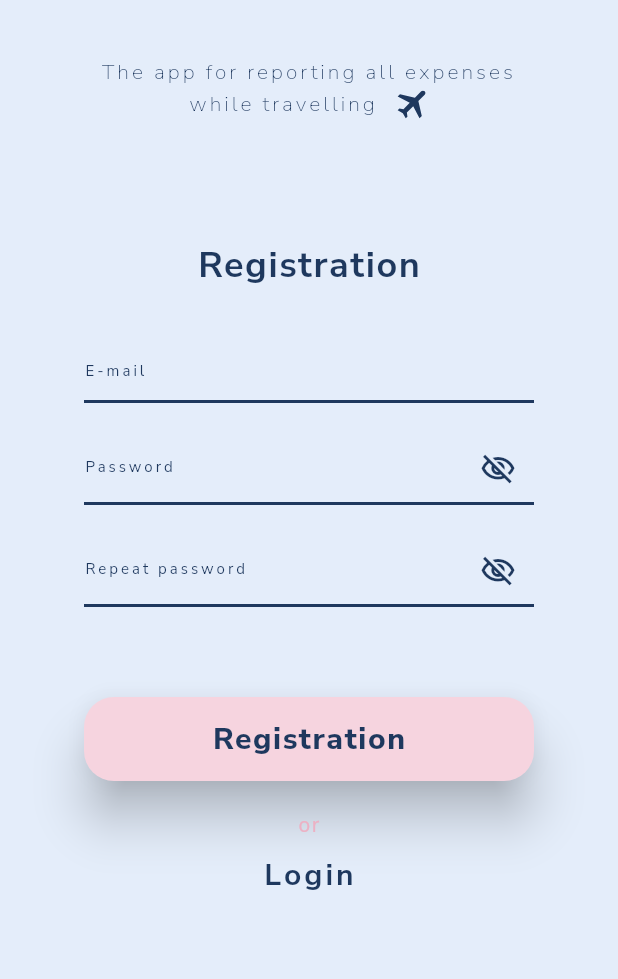
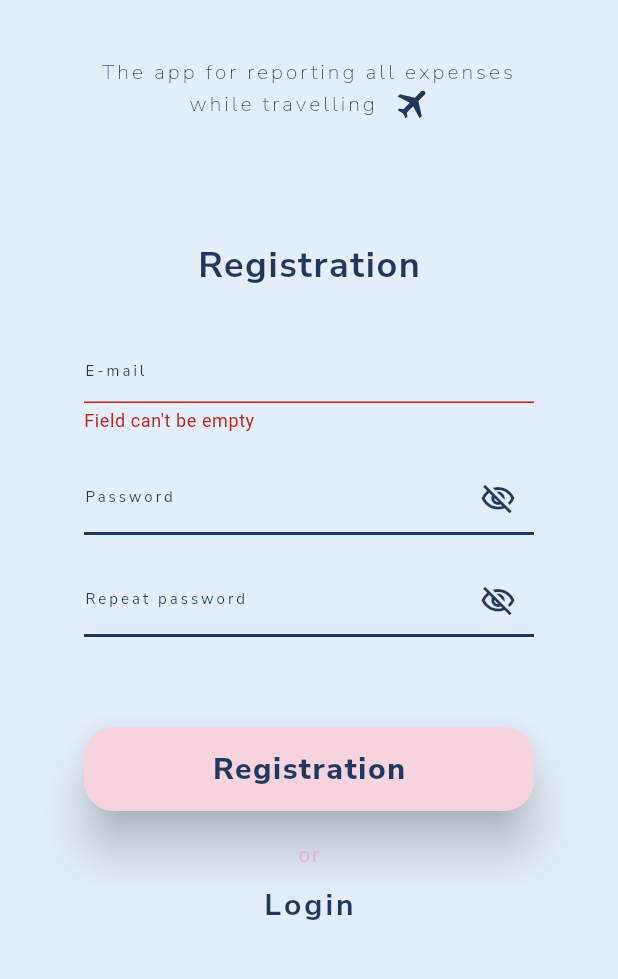
Before and after one commit to AleksandraSusel/TripTally, a Flutter app: the screen it shows after launch, on a phone screen of 412 x 824 dp, the part 185-1164 px from its top. Run offline on Flutter 3.47's test engine with Material 3 defaults, Android fonts, the phone set to English and light mode, and no system bars; our stand-ins replace auto_route, dartz, dio, equatable, firebase_auth, firebase_core and 7 more; accounts and stored records are empty; generated files the repository leaves out were written again.

Commit message:
hore: after cr

```diff
--- a/lib/presentation/pages/registration_page/registration_page.dart
+++ b/lib/presentation/pages/registration_page/registration_page.dart
@@ -3,6 +3,7 @@ import 'package:flutter/material.dart';
 import 'package:flutter_bloc/flutter_bloc.dart';
 import 'package:trip_tally/presentation/utils/enums/context_extensions.dart';
 import 'package:trip_tally/presentation/utils/enums/errors.dart';
+import 'package:trip_tally/presentation/utils/enums/string_extensions.dart';
 import 'package:trip_tally/presentation/utils/router/app_router.dart';
 
 import '../../../injectable/injectable.dart';
@@ -25,8 +26,7 @@ class RegistrationPage extends StatelessWidget {
     return BlocProvider(
       create: (context) => bloc ?? getIt<RegistrationBloc>(),
       child: BlocConsumer<RegistrationBloc, RegistrationState>(
-        listener: (context, state) => state.maybeWhen(
-          orElse: () => const SizedBox.shrink(),
+        listener: (context, state) => state.whenOrNull(
           loading: () => const Center(
             child: CircularProgressIndicator(),
           ),
@@ -37,10 +37,7 @@ class RegistrationPage extends StatelessWidget {
           success: () => customSnackBar(context, 'Zostałeś zarejestrowany'), //TODO: push to HomePage
         ),
         builder: (context, state) => state.maybeWhen(
-          orElse: () => const SizedBox.shrink(),
-          failure: (_) => _Body(),
-          success: () => _Body(),
-          initial: () => _Body(),
+          orElse: () => const _Body(),
           loading: () => Container(color: Colors.white),
         ),
       ),
@@ -49,22 +46,29 @@ class RegistrationPage extends StatelessWidget {
 }
 
 class _Body extends StatefulWidget {
+  const _Body();
+
   @override
   State<_Body> createState() => _BodyState();
 }
 
 class _BodyState extends State<_Body> {
-  final email = TextEditingController();
+  final emailController = TextEditingController();
 
-  final password = TextEditingController();
+  final passwordController = TextEditingController();
 
   final repeatPassword = TextEditingController();
+  final _formKey = GlobalKey<FormState>();
 
   @override
   Widget build(BuildContext context) {
     return Scaffold(
-      body: SingleChildScrollView(
+      body: SafeArea(
+        child: SingleChildScrollView(
           child: Center(
+            child: Form(
+              key: _formKey,
+              autovalidateMode: AutovalidateMode.always,
               child: Column(
                 children: [
                   const SizedBox(height: AppDimensions.d40),
@@ -79,26 +83,54 @@ class _BodyState extends State<_Body> {
                   const SizedBox(height: AppDimensions.d20),
                   CustomTextField(
                     hintText: context.tr.email,
-                controller: email,
+                    controller: emailController,
+                    validator: (String? value) {
+                      if (value == null || value.isEmpty) {
+                        return context.tr.registration_page_fieldCanNotBeEmpty;
+                      }
+                      if (!value.isValidEmail) {
+                        return context.tr.registration_page_yourEmailIsIncorrect;
+                      }
+                      return null;
+                    },
                   ),
                   CustomTextField(
                     hintText: context.tr.password,
-                controller: password,
+                    controller: passwordController,
                     hasPassword: true,
+                    validator: (String? value) {
+                      return (value == null && value == '') ? context.tr.registration_page_fieldCanNotBeEmpty : null;
+                    },
                   ),
                   CustomTextField(
                     hintText: context.tr.repeatPassword,
                     controller: repeatPassword,
                     hasPassword: true,
+                    validator: (String? repeatPasswordController) {
+                      if (repeatPasswordController == null && repeatPasswordController == '') {
+                        return context.tr.registration_page_fieldCanNotBeEmpty;
+                      }
+                      if (repeatPasswordController != passwordController.text) {
+                        return context.tr.registration_page_passwordDontMatch;
+                      } else {
+                        return null;
+                      }
+                    },
                   ),
                   const SizedBox(height: AppDimensions.d50),
                   CustomFloatingActionButton(
                     text: context.tr.registration,
-                onPressed: () => context.read<RegistrationBloc>().add(OnTapRegistrationEvent(
-                      email.text,
-                      password.text,
+                    onPressed: () {
+                      if (_formKey.currentState?.validate() ?? false) {
+                        context.read<RegistrationBloc>().add(
+                              OnTapRegistrationEvent(
+                                emailController.text,
+                                passwordController.text,
                                 repeatPassword.text,
-                    )),
+                              ),
+                            );
+                      }
+                    },
                   ),
                   Padding(
                     padding: const EdgeInsets.only(top: AppDimensions.d20),
@@ -117,6 +149,8 @@ class _BodyState extends State<_Body> {
               ),
             ),
           ),
+        ),
+      ),
     );
   }
 }
--- a/lib/presentation/theme/theme_manager.dart
+++ b/lib/presentation/theme/theme_manager.dart
@@ -6,62 +6,64 @@ import 'app_colors.dart';
 
 @singleton
 class ThemeManager {
+  static const _fontName = 'NunitoSans';
+
   final _themeData = ThemeData(
     brightness: Brightness.light,
     scaffoldBackgroundColor: AppColors.linkWater,
     primaryColor: AppColors.cello,
     textTheme: const TextTheme(
       displayLarge: TextStyle(
-        fontFamily: 'NunitoSans',
+        fontFamily: _fontName,
         fontSize: AppDimensions.d35,
         color: AppColors.cello,
         fontWeight: FontWeight.w900,
         letterSpacing: 3,
       ),
       displayMedium: TextStyle(
-        fontFamily: 'NunitoSans',
+        fontFamily: _fontName,
         fontSize: AppDimensions.d24,
         color: AppColors.cello,
         fontWeight: FontWeight.w700,
         letterSpacing: 1.05,
       ),
       displaySmall: TextStyle(
-        fontFamily: 'NunitoSans',
+        fontFamily: _fontName,
         fontSize: AppDimensions.d14,
         color: AppColors.cello,
         fontWeight: FontWeight.w100,
         letterSpacing: 2,
       ),
       labelSmall: TextStyle(
-        fontFamily: 'NunitoSans',
+        fontFamily: _fontName,
         fontSize: AppDimensions.d12,
         color: AppColors.cello,
         fontWeight: FontWeight.w400,
         letterSpacing: 2,
       ),
       labelMedium: TextStyle(
-        fontFamily: 'NunitoSans',
+        fontFamily: _fontName,
         fontSize: AppDimensions.d20,
         color: AppColors.cello,
         fontWeight: FontWeight.w800,
         letterSpacing: 1.05,
       ),
       headlineLarge: TextStyle(
-        fontFamily: 'NunitoSans',
+        fontFamily: _fontName,
         fontSize: AppDimensions.d35,
         color: AppColors.kobi,
         fontWeight: FontWeight.w900,
         letterSpacing: 1.05,
       ),
       headlineMedium: TextStyle(
-        fontFamily: 'NunitoSans',
+        fontFamily: _fontName,
         fontSize: AppDimensions.d24,
         color: AppColors.kobi,
         fontWeight: FontWeight.w700,
         letterSpacing: 1.05,
       ),
       headlineSmall: TextStyle(
-        fontFamily: 'NunitoSans',
+        fontFamily: _fontName,
         fontSize: AppDimensions.d14,
         color: AppColors.kobi,
         fontWeight: FontWeight.w400,
@@ -81,7 +83,7 @@ class ThemeManager {
         fontWeight: FontWeight.w400,
       ),
       hintStyle: TextStyle(
-        fontFamily: 'NunitoSans',
+        fontFamily: _fontName,
         fontSize: AppDimensions.d10,
         color: AppColors.cello,
         fontWeight: FontWeight.w400,
@@ -96,7 +98,7 @@ class ThemeManager {
           const TextStyle(
             fontSize: AppDimensions.d20,
             fontWeight: FontWeight.w700,
-            fontFamily: 'NunitoSans',
+            fontFamily: _fontName,
             letterSpacing: 2,
           ),
         ),
--- a/lib/presentation/utils/translation/l10n/intl_pl.arb
+++ b/lib/presentation/utils/translation/l10n/intl_pl.arb
@@ -19,5 +19,8 @@
   "errors_passwordDontMatch": "Password don't match",
   "errors_operationNotAllowed": "Operation not allowed",
   "errors_weakPassword": "Weak password",
-  "errors_fieldCanNotBeEmpty": "Field can't be empty"
+  "errors_fieldCanNotBeEmpty": "Field can't be empty",
+  "registration_page_fieldCanNotBeEmpty": "Field can't be empty",
+  "registration_page_passwordDontMatch": "Password don't match",
+  "registration_page_yourEmailIsIncorrect": "Your email is incorrect"
 }
--- a/lib/presentation/widgets/custom_text_field.dart
+++ b/lib/presentation/widgets/custom_text_field.dart
@@ -10,6 +10,7 @@ class CustomTextField extends StatefulWidget {
     this.error,
     this.suffixIcon,
     this.hasPassword = false,
+    required this.validator,
   });
 
   final String hintText;
@@ -17,6 +18,7 @@ class CustomTextField extends StatefulWidget {
   final String? error;
   final Widget? suffixIcon;
   final bool hasPassword;
+  final String? Function(String?)? validator;
 
   @override
   State<CustomTextField> createState() => _CustomTextFieldState();
@@ -37,7 +39,8 @@ class _CustomTextFieldState extends State<CustomTextField> {
       padding: const EdgeInsets.all(AppDimensions.d10),
       child: SizedBox(
         width: AppDimensions.d300,
-        child: TextField(
+        child: TextFormField(
+          validator: widget.validator,
           controller: widget.controller,
           obscureText: _obscurePassword,
           decoration: InputDecoration(
```
Also changed, not shown: lib/presentation/pages/login_page/login_page.dart (+24 -7 lines), lib/presentation/pages/registration_page/bloc/registration_bloc.dart (+0 -12 lines), lib/presentation/utils/enums/string_extensions.dart (+7 -2 lines), lib/presentation/utils/translation/generated/intl/messages_pl.dart, lib/presentation/utils/translation/generated/l10n.dart, 1 other file. Lines whose indentation alone changed are shown as unchanged.
